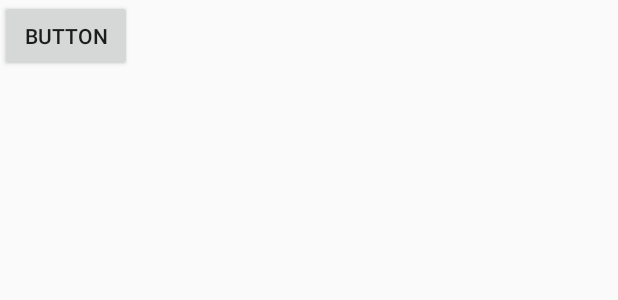
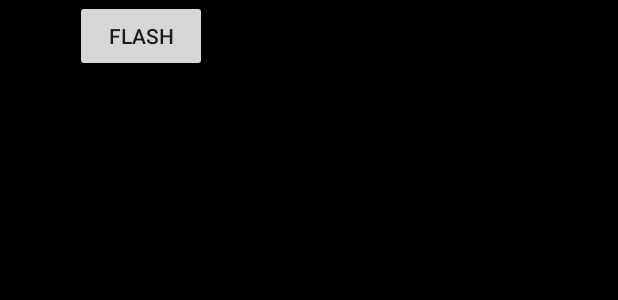
Before and after one commit to axelaco/BarcodeLibrary, an Android app: the layout activity_main.xml on its own in the app's theme, with its tools: preview values and no code run, on a phone screen of 412 x 824 dp. Shown: the top 300 px of the screen. Run offline under Robolectric (Android 15) with nearby library versions, the phone set to English and light mode, and no system bars.

Commit message:
Add flash button in example

```diff
--- a/app/src/main/res/layout/activity_main.xml
+++ b/app/src/main/res/layout/activity_main.xml
@@ -1,18 +1,31 @@
 <?xml version="1.0" encoding="utf-8"?>
 <RelativeLayout xmlns:android="http://schemas.android.com/apk/res/android"
     xmlns:tools="http://schemas.android.com/tools"
+    android:orientation="vertical"
     android:layout_width="match_parent"
-    android:layout_height="match_parent"
-    tools:context="fr.axelpetit.barcodelibraryexample.MainActivity">
-
-    <Button
-        android:id="@+id/button2"
-        android:layout_width="wrap_content"
-        android:layout_height="wrap_content"
-        android:text="Button" />
-
+    android:layout_height="match_parent">
     <FrameLayout
+        android:background="#000"
         android:id="@+id/frame_cam"
         android:layout_width="match_parent"
-        android:layout_height="match_parent"/>
+        android:layout_height="match_parent"></FrameLayout>
+
+    <RelativeLayout
+        android:id="@+id/relativeLayout2"
+        android:layout_width="match_parent"
+        android:layout_height="120dp"
+        android:layout_alignParentLeft="true"
+        android:layout_alignParentStart="true"
+        android:layout_alignParentTop="true"
+        android:paddingLeft="50dp"
+        android:paddingRight="50dp"
+        tools:ignore="UselessParent">
+        <Button
+            android:id="@+id/button2"
+            android:layout_width="wrap_content"
+            android:layout_height="wrap_content"
+            android:text="FLASH"/>
+
     </RelativeLayout>
+
+</RelativeLayout>
```
